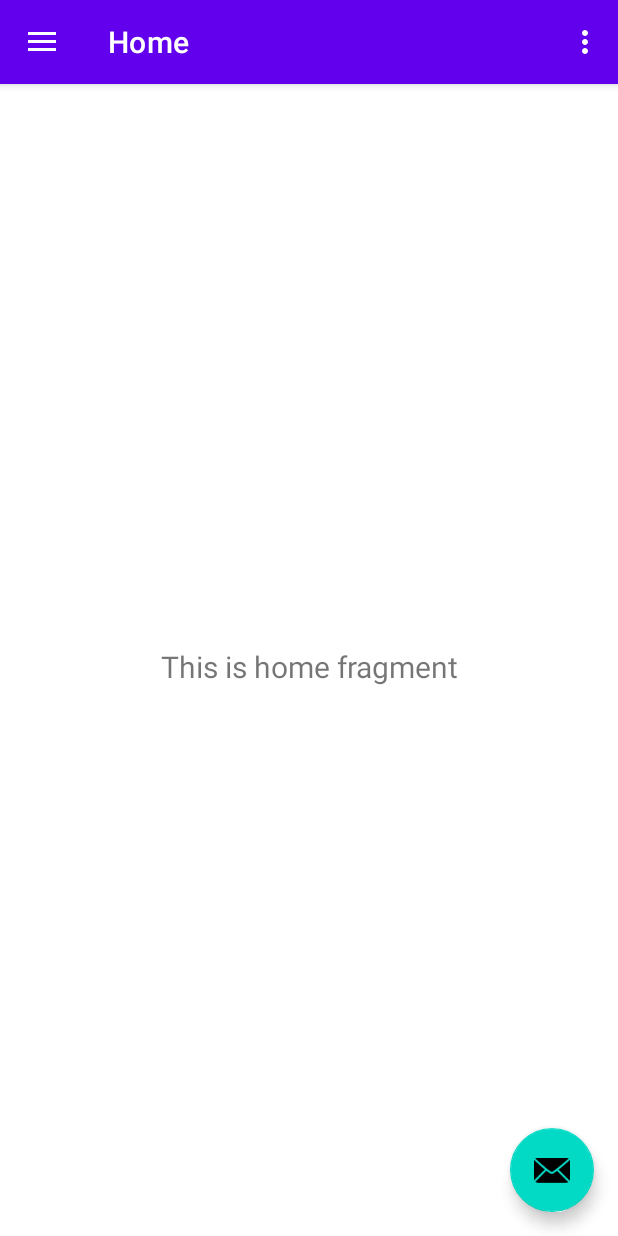
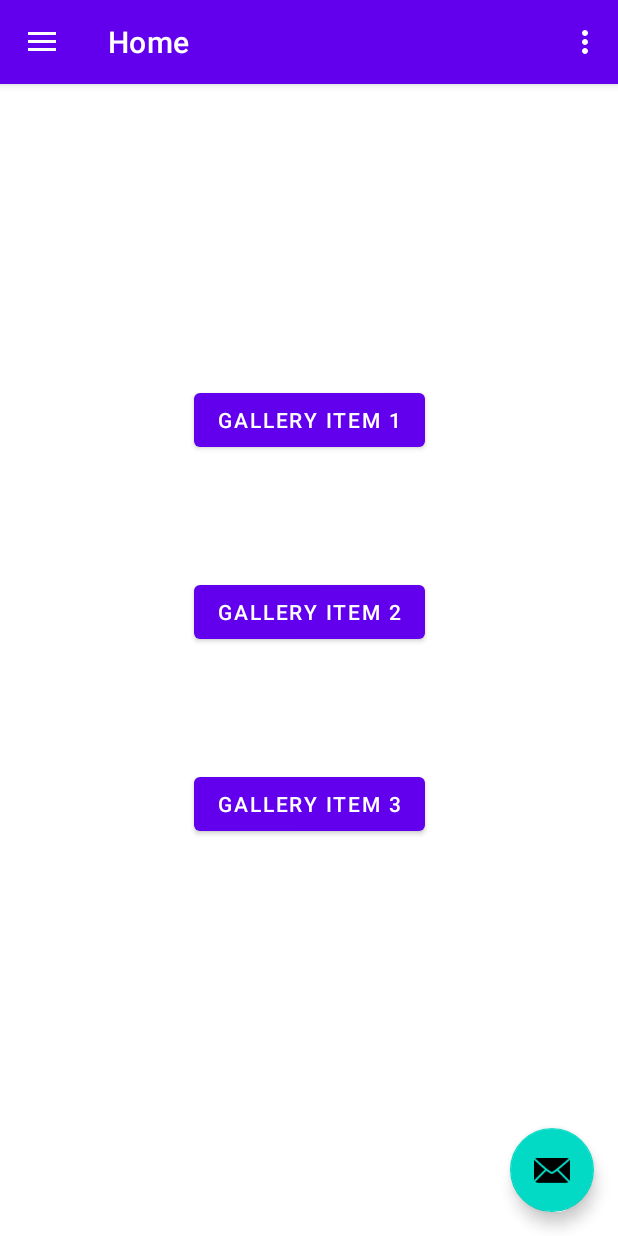
Before and after one commit to isaakwheeler/Nav_Drawer_Fragments, an Android app: the screen it shows after launch (MainActivity), on a phone screen of 412 x 824 dp. Run offline under Robolectric (Android 15) with nearby library versions, the phone set to English and light mode, and no system bars; our stand-ins replace navigation-ui.

Commit message:
modding gradle and adding code to home fragment

```diff
--- a/app/src/main/java/com/zybooks/navdrawerfragments/ui/home/HomeFragment.java
+++ b/app/src/main/java/com/zybooks/navdrawerfragments/ui/home/HomeFragment.java
@@ -17,30 +17,17 @@ import com.zybooks.navdrawerfragments.databinding.FragmentHomeBinding;
 
 public class HomeFragment extends Fragment {
 
-    private HomeViewModel homeViewModel;
-    private FragmentHomeBinding binding;
-
     public View onCreateView(@NonNull LayoutInflater inflater,
                              ViewGroup container, Bundle savedInstanceState) {
-        homeViewModel =
-                new ViewModelProvider(this).get(HomeViewModel.class);
+        View root = inflater.inflate(R.layout.fragment_home,container,false);
+        //TODO: Sets the onClickListener for each button to the galleryItemButtonClick method with appropriate arguments
 
-        binding = FragmentHomeBinding.inflate(inflater, container, false);
-        View root = binding.getRoot();
-
-        final TextView textView = binding.textHome;
-        homeViewModel.getText().observe(getViewLifecycleOwner(), new Observer<String>() {
-            @Override
-            public void onChanged(@Nullable String s) {
-                textView.setText(s);
-            }
-        });
         return root;
     }
 
-    @Override
-    public void onDestroyView() {
-        super.onDestroyView();
-        binding = null;
+    public void galleryItemButtonClick(View view, int item){
+        HomeFragmentDirections.ActionNavHomeToNavGallery action = HomeFragmentDirections.actionNavHomeToNavGallery();
+        //TODO: assign the appropriate item number value to the Destination Argument and navigate to the gallery page
+
     }
 }
--- a/app/src/main/res/layout/fragment_home.xml
+++ b/app/src/main/res/layout/fragment_home.xml
@@ -6,17 +6,34 @@
     android:layout_height="match_parent"
     tools:context=".ui.home.HomeFragment">
 
-    <TextView
-        android:id="@+id/text_home"
-        android:layout_width="match_parent"
+
+    <Button
+        android:id="@+id/GalleryItem1"
+        android:layout_width="wrap_content"
         android:layout_height="wrap_content"
-        android:layout_marginStart="8dp"
-        android:layout_marginTop="8dp"
-        android:layout_marginEnd="8dp"
-        android:textAlignment="center"
-        android:textSize="20sp"
-        app:layout_constraintBottom_toBottomOf="parent"
+        android:layout_marginTop="200dp"
+        android:text="Gallery Item 1"
         app:layout_constraintEnd_toEndOf="parent"
         app:layout_constraintStart_toStartOf="parent"
         app:layout_constraintTop_toTopOf="parent" />
+
+    <Button
+        android:id="@+id/GalleryItem2"
+        android:layout_width="wrap_content"
+        android:layout_height="wrap_content"
+        android:layout_marginTop="80dp"
+        android:text="Gallery Item 2"
+        app:layout_constraintEnd_toEndOf="parent"
+        app:layout_constraintStart_toStartOf="parent"
+        app:layout_constraintTop_toBottomOf="@+id/GalleryItem1" />
+
+    <Button
+        android:id="@+id/GalleryItem3"
+        android:layout_width="wrap_content"
+        android:layout_height="wrap_content"
+        android:layout_marginTop="80dp"
+        android:text="Gallery Item 3"
+        app:layout_constraintEnd_toEndOf="parent"
+        app:layout_constraintStart_toStartOf="parent"
+        app:layout_constraintTop_toBottomOf="@+id/GalleryItem2" />
 </androidx.constraintlayout.widget.ConstraintLayout>
--- a/build.gradle
+++ b/build.gradle
@@ -6,6 +6,8 @@ buildscript {
     }
     dependencies {
         classpath "com.android.tools.build:gradle:7.0.3"
+        def nav_version = "2.3.5"
+        classpath "androidx.navigation:navigation-safe-args-gradle-plugin:$nav_version"
 
         // NOTE: Do not place your application dependencies here; they belong
         // in the individual module build.gradle files
```
